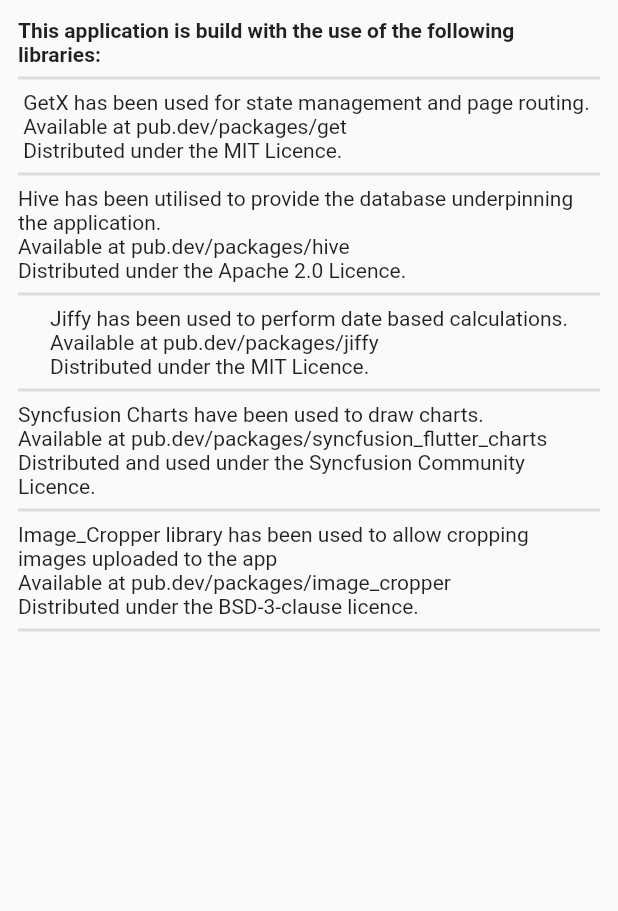
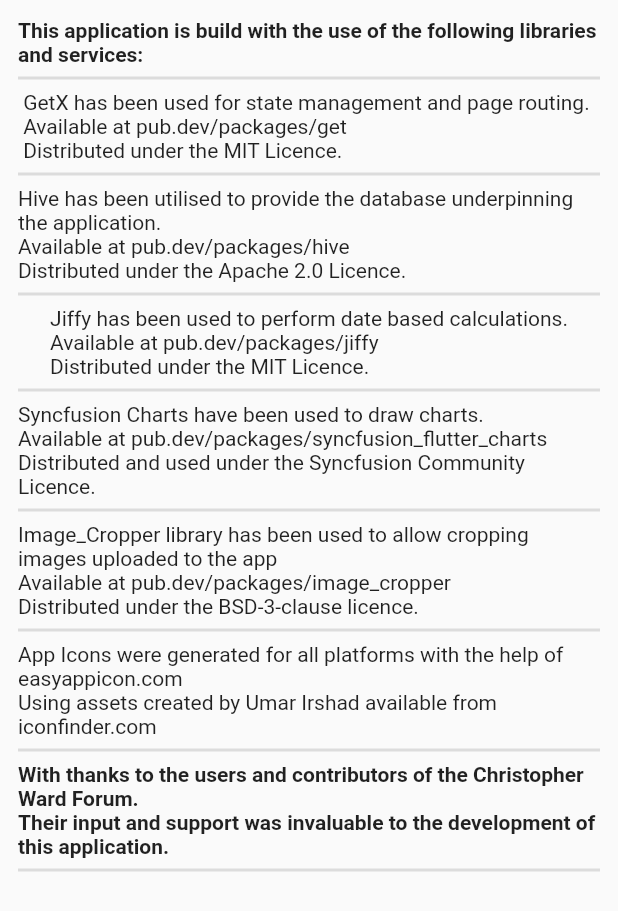
Before and after one commit to Stif-UK/WristCheck, a Flutter app: what getAcknowledgementCopy() shows on an empty page, opened directly, on a phone screen of 412 x 824 dp. Shown: the top 911 px of the screen. Run offline on Flutter 3.47's test engine with Material 2 defaults, Android fonts, the phone set to English and light mode, and no system bars; our stand-ins replace flutter_markdown, get, hive, hive_flutter, image_cropper, image_picker and 3 more; accounts and stored records are empty.

Commit message:
updates to acknowledgements

```diff
--- a/lib/copy/aboutapp_copy.dart
+++ b/lib/copy/aboutapp_copy.dart
@@ -30,7 +30,7 @@ class AboutAppCopy{
       padding: const EdgeInsets.all(12.0),
       child: Column(
         children: const [
-          Text("This application is build with the use of the following libraries:",
+          Text("This application is build with the use of the following libraries and services:",
           style: TextStyle(fontWeight: FontWeight.bold),),
           Divider(thickness: 2),
           Text("GetX has been used for state management and page routing. "
@@ -52,6 +52,13 @@ class AboutAppCopy{
           Text("Image_Cropper library has been used to allow cropping images uploaded to the app"
               "\nAvailable at pub.dev/packages/image_cropper  \n"
               "Distributed under the BSD-3-clause licence."),
+          Divider(thickness: 2),
+          Text("App Icons were generated for all platforms with the help of easyappicon.com"
+              "\nUsing assets created by Umar Irshad available from iconfinder.com"),
+          Divider(thickness: 2),
+          Text("With thanks to the users and contributors of the Christopher Ward Forum."
+              "\nTheir input and support was invaluable to the development of this application.",
+            style: TextStyle(fontWeight: FontWeight.bold),),
           Divider(thickness: 2)
         ],
       ),
```
